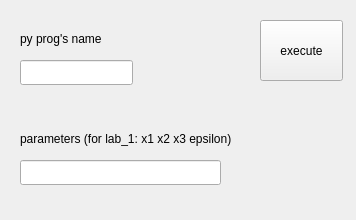
Above: untitled.ui from Ol333/dipl before the change. Below: the same form after it.
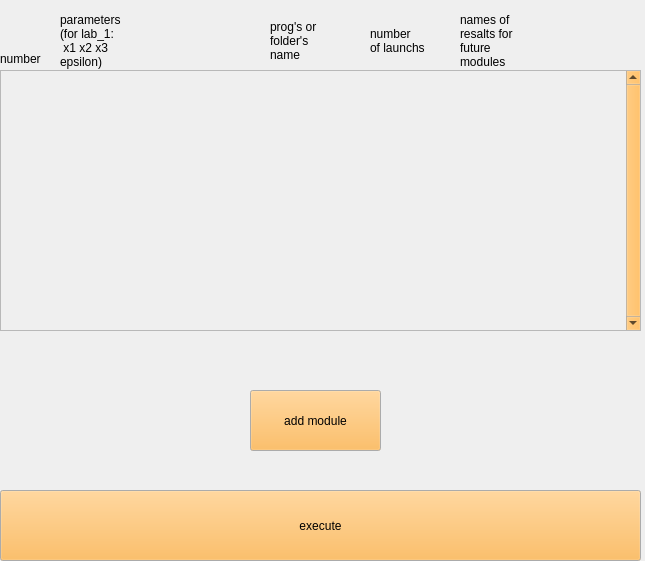
That is the form after the change.

Patch:
```diff
--- a/untitled.ui
+++ b/untitled.ui
@@ -6,72 +6,265 @@
    <rect>
     <x>0</x>
     <y>0</y>
-    <width>356</width>
-    <height>220</height>
+    <width>645</width>
+    <height>561</height>
    </rect>
   </property>
+  <property name="palette">
+   <palette>
+    <active>
+     <colorrole role="Button">
+      <brush brushstyle="SolidPattern">
+       <color alpha="255">
+        <red>252</red>
+        <green>175</green>
+        <blue>62</blue>
+       </color>
+      </brush>
+     </colorrole>
+    </active>
+    <inactive>
+     <colorrole role="Button">
+      <brush brushstyle="SolidPattern">
+       <color alpha="255">
+        <red>252</red>
+        <green>175</green>
+        <blue>62</blue>
+       </color>
+      </brush>
+     </colorrole>
+    </inactive>
+    <disabled>
+     <colorrole role="Button">
+      <brush brushstyle="SolidPattern">
+       <color alpha="255">
+        <red>252</red>
+        <green>175</green>
+        <blue>62</blue>
+       </color>
+      </brush>
+     </colorrole>
+    </disabled>
+   </palette>
+  </property>
   <property name="windowTitle">
    <string>Form</string>
   </property>
   <widget class="QLabel" name="label_2">
    <property name="geometry">
     <rect>
-     <x>20</x>
-     <y>30</y>
-     <width>111</width>
-     <height>17</height>
+     <x>270</x>
+     <y>20</y>
+     <width>91</width>
+     <height>41</height>
     </rect>
    </property>
    <property name="text">
-    <string>py prog's name</string>
-   </property>
-  </widget>
-  <widget class="QLineEdit" name="lineEdit_2">
-   <property name="geometry">
-    <rect>
-     <x>20</x>
-     <y>160</y>
-     <width>201</width>
-     <height>25</height>
-    </rect>
+    <string>prog's or 
+folder's 
+name</string>
    </property>
   </widget>
   <widget class="QLabel" name="label_3">
    <property name="geometry">
     <rect>
-     <x>20</x>
-     <y>130</y>
-     <width>271</width>
-     <height>17</height>
+     <x>60</x>
+     <y>10</y>
+     <width>81</width>
+     <height>61</height>
     </rect>
    </property>
    <property name="text">
-    <string>parameters (for lab_1: x1 x2 x3 epsilon)</string>
-   </property>
-  </widget>
-  <widget class="QLineEdit" name="lineEdit">
-   <property name="geometry">
-    <rect>
-     <x>20</x>
-     <y>60</y>
-     <width>113</width>
-     <height>25</height>
-    </rect>
+    <string>parameters 
+(for lab_1:
+ x1 x2 x3 
+epsilon)</string>
    </property>
   </widget>
   <widget class="QPushButton" name="pushButton">
    <property name="geometry">
     <rect>
-     <x>260</x>
-     <y>20</y>
-     <width>83</width>
-     <height>61</height>
+     <x>0</x>
+     <y>490</y>
+     <width>641</width>
+     <height>71</height>
     </rect>
    </property>
+   <property name="palette">
+    <palette>
+     <active>
+      <colorrole role="Button">
+       <brush brushstyle="SolidPattern">
+        <color alpha="255">
+         <red>252</red>
+         <green>175</green>
+         <blue>62</blue>
+        </color>
+       </brush>
+      </colorrole>
+     </active>
+     <inactive>
+      <colorrole role="Button">
+       <brush brushstyle="SolidPattern">
+        <color alpha="255">
+         <red>252</red>
+         <green>175</green>
+         <blue>62</blue>
+        </color>
+       </brush>
+      </colorrole>
+     </inactive>
+     <disabled>
+      <colorrole role="Button">
+       <brush brushstyle="SolidPattern">
+        <color alpha="255">
+         <red>252</red>
+         <green>175</green>
+         <blue>62</blue>
+        </color>
+       </brush>
+      </colorrole>
+     </disabled>
+    </palette>
+   </property>
    <property name="text">
     <string>execute</string>
    </property>
   </widget>
+  <widget class="QScrollArea" name="scrollArea">
+   <property name="geometry">
+    <rect>
+     <x>0</x>
+     <y>70</y>
+     <width>641</width>
+     <height>261</height>
+    </rect>
+   </property>
+   <property name="sizePolicy">
+    <sizepolicy hsizetype="Expanding" vsizetype="Expanding">
+     <horstretch>0</horstretch>
+     <verstretch>0</verstretch>
+    </sizepolicy>
+   </property>
+   <property name="verticalScrollBarPolicy">
+    <enum>Qt::ScrollBarAlwaysOn</enum>
+   </property>
+   <property name="sizeAdjustPolicy">
+    <enum>QAbstractScrollArea::AdjustIgnored</enum>
+   </property>
+   <property name="widgetResizable">
+    <bool>true</bool>
+   </property>
+   <widget class="QWidget" name="scrollAreaWidgetContents">
+    <property name="geometry">
+     <rect>
+      <x>0</x>
+      <y>0</y>
+      <width>625</width>
+      <height>259</height>
+     </rect>
+    </property>
+    <property name="sizePolicy">
+     <sizepolicy hsizetype="Preferred" vsizetype="Preferred">
+      <horstretch>0</horstretch>
+      <verstretch>0</verstretch>
+     </sizepolicy>
+    </property>
+   </widget>
+  </widget>
+  <widget class="QPushButton" name="pushButton_2">
+   <property name="geometry">
+    <rect>
+     <x>250</x>
+     <y>390</y>
+     <width>131</width>
+     <height>61</height>
+    </rect>
+   </property>
+   <property name="palette">
+    <palette>
+     <active>
+      <colorrole role="Button">
+       <brush brushstyle="SolidPattern">
+        <color alpha="255">
+         <red>252</red>
+         <green>175</green>
+         <blue>62</blue>
+        </color>
+       </brush>
+      </colorrole>
+     </active>
+     <inactive>
+      <colorrole role="Button">
+       <brush brushstyle="SolidPattern">
+        <color alpha="255">
+         <red>252</red>
+         <green>175</green>
+         <blue>62</blue>
+        </color>
+       </brush>
+      </colorrole>
+     </inactive>
+     <disabled>
+      <colorrole role="Button">
+       <brush brushstyle="SolidPattern">
+        <color alpha="255">
+         <red>252</red>
+         <green>175</green>
+         <blue>62</blue>
+        </color>
+       </brush>
+      </colorrole>
+     </disabled>
+    </palette>
+   </property>
+   <property name="text">
+    <string>add module</string>
+   </property>
+  </widget>
+  <widget class="QLabel" name="label">
+   <property name="geometry">
+    <rect>
+     <x>0</x>
+     <y>50</y>
+     <width>51</width>
+     <height>17</height>
+    </rect>
+   </property>
+   <property name="text">
+    <string>number</string>
+   </property>
+  </widget>
+  <widget class="QLabel" name="label_4">
+   <property name="geometry">
+    <rect>
+     <x>370</x>
+     <y>20</y>
+     <width>71</width>
+     <height>41</height>
+    </rect>
+   </property>
+   <property name="text">
+    <string>number 
+of launchs</string>
+   </property>
+  </widget>
+  <widget class="QLabel" name="label_5">
+   <property name="geometry">
+    <rect>
+     <x>460</x>
+     <y>10</y>
+     <width>64</width>
+     <height>61</height>
+    </rect>
+   </property>
+   <property name="text">
+    <string>names of 
+resalts for 
+future 
+modules</string>
+   </property>
+  </widget>
  </widget>
  <resources/>
  <connections/>
```
Left out of the diff: 2 changed lines with no effect on the pictures.
